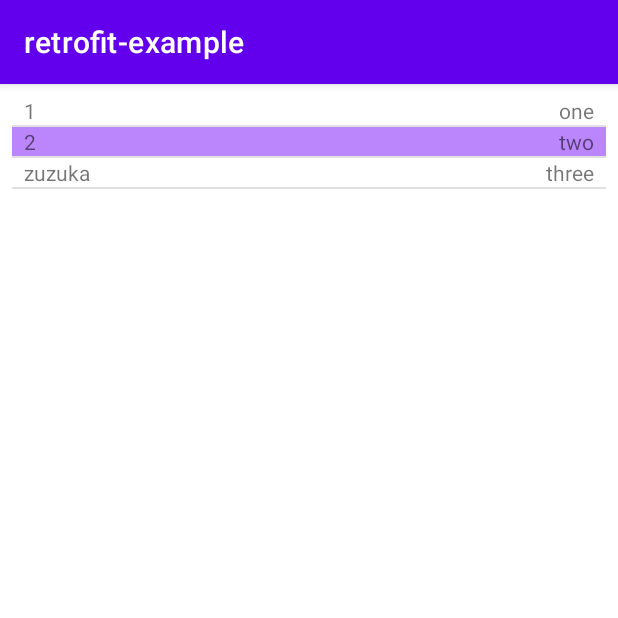
After one commit to fktrcfylh1234567/android-app-template, an Android app: the MainActivity2 screen opened directly, with no data from a screen before it, on a phone screen of 412 x 824 dp, the top half of it. The commit adds this screen. Run offline under Robolectric (Android 15) with nearby library versions, the phone set to English and light mode, and no system bars.

Commit message:
implement MySimpleAdapter

```diff
--- a/app/src/main/AndroidManifest.xml
+++ b/app/src/main/AndroidManifest.xml
@@ -12,6 +12,9 @@
         android:roundIcon="@mipmap/ic_launcher_round"
         android:supportsRtl="true"
         android:theme="@style/Theme.Retrofitexample">
+        <activity
+            android:name=".MainActivity2"
+            android:exported="true" />
         <activity android:name=".MainActivity">
             <intent-filter>
                 <action android:name="android.intent.action.MAIN" />
--- a/app/src/main/java/com/nut/retrofit_example/MainActivity.kt
+++ b/app/src/main/java/com/nut/retrofit_example/MainActivity.kt
@@ -1,8 +1,8 @@
 package com.nut.retrofit_example
 
+import android.content.Intent
+import android.os.Bundle
 import androidx.appcompat.app.AppCompatActivity
-import android.os.Bundle
-import android.widget.Toast
 import com.nut.retrofit_example.utils.bindToastToLiveData
 import com.nut.retrofit_example.utils.bindViewToLiveData
 import com.nut.retrofit_example.utils.onClick
@@ -23,5 +23,9 @@ class MainActivity : AppCompatActivity() {
 
         btnOk.onClick { viewModel.sendData(201) }
         btnErr.onClick { viewModel.sendData(401) }
+
+        btn.onClick {
+            startActivity(Intent(this, MainActivity2::class.java))
+        }
     }
 }
--- /dev/null
+++ b/app/src/main/java/com/nut/retrofit_example/MainActivity2.kt
@@ -0,0 +1,51 @@
+package com.nut.retrofit_example
+
+import androidx.appcompat.app.AppCompatActivity
+import android.os.Bundle
+import android.widget.TextView
+import com.nut.retrofit_example.utils.MySimpleAdapter
+import kotlinx.android.synthetic.main.activity_main2.*
+
+
+class MainActivity2 : AppCompatActivity() {
+    override fun onCreate(savedInstanceState: Bundle?) {
+        super.onCreate(savedInstanceState)
+        setContentView(R.layout.activity_main2)
+        renderList()
+    }
+
+    private fun renderList() {
+        val data = listOf(
+            mapOf(
+                "key" to "1",
+                "value" to "one",
+            ),
+            mapOf(
+                "key" to "2",
+                "value" to "two",
+            ),
+            mapOf(
+                "key" to "3",
+                "value" to "three",
+            )
+        )
+
+        val from = arrayOf("key", "value")
+        val to = intArrayOf(R.id.txtItemText, R.id.txtItemText2)
+
+        val mySimpleAdapter = MySimpleAdapter(this, data, R.layout.list_item, from, to)
+
+        mySimpleAdapter.colorLambda = {
+            if (it["key"] == "2") getColor(R.color.purple_200) else null
+        }
+
+        mySimpleAdapter.viewLambda = lambda@{ it, view ->
+            if (it["key"] != "3") return@lambda
+
+            val txt = view.findViewById<TextView>(R.id.txtItemText)
+            txt.text = "zuzuka"
+        }
+
+        linearLayout.adapter = mySimpleAdapter
+    }
+}
--- a/app/src/main/java/com/nut/retrofit_example/utils/MySimpleAdapter.kt
+++ b/app/src/main/java/com/nut/retrofit_example/utils/MySimpleAdapter.kt
@@ -5,15 +5,24 @@ import android.view.View
 import android.view.ViewGroup
 import android.widget.SimpleAdapter
 
-// TODO
 class MySimpleAdapter(
-    context: Context?,
-    data: MutableList<out MutableMap<String, *>>?,
+    context: Context,
+    private val data: List<Map<String, *>>,
     resource: Int,
-    from: Array<out String>?,
-    to: IntArray?
+    from: Array<out String>,
+    to: IntArray,
 ) : SimpleAdapter(context, data, resource, from, to) {
+
+    var colorLambda: ((Map<String, *>) -> Int?)? = null
+    var viewLambda: ((Map<String, *>, View) -> Unit)? = null
+
     override fun getView(position: Int, convertView: View?, parent: ViewGroup?): View {
-        return super.getView(position, convertView, parent)
+        val view = super.getView(position, convertView, parent)
+        val item = data[position]
+
+        colorLambda?.invoke(item)?.let { view.setBackgroundColor(it) }
+        viewLambda?.invoke(item, view)
+
+        return view
     }
 }
--- a/app/src/main/java/com/nut/retrofit_example/utils/SharedPreferencesDelegate.kt
+++ b/app/src/main/java/com/nut/retrofit_example/utils/SharedPreferencesDelegate.kt
@@ -9,12 +9,13 @@ import kotlin.reflect.KClass
 import kotlin.reflect.KProperty
 
 
-fun <T: Any> sharedPreference(context: Context, kClass: KClass<T>) = SharedPreferencesDelegate<T>(context, kClass)
+fun <T : Any> sharedPreference(context: Context, kClass: KClass<T>): ReadWriteProperty<Any?, T?> =
+    SharedPreferencesDelegate<T>(context, kClass)
 
-
-// TODO
-class SharedPreferencesDelegate<T: Any>(private val context: Context, private val kClass: KClass<T>) :
-    ReadWriteProperty<Any?, T?> {
+internal class SharedPreferencesDelegate<T : Any>(
+    private val context: Context,
+    private val kClass: KClass<T>,
+) : ReadWriteProperty<Any?, T?> {
 
     private val gson = Gson()
     private val sPref: SharedPreferences by lazy {
--- a/app/src/main/res/layout/activity_main.xml
+++ b/app/src/main/res/layout/activity_main.xml
@@ -50,4 +50,14 @@
         app:layout_constraintStart_toStartOf="parent"
         app:layout_constraintTop_toBottomOf="@+id/btnOk" />
 
+    <Button
+        android:id="@+id/btn"
+        android:layout_width="wrap_content"
+        android:layout_height="wrap_content"
+        android:layout_marginBottom="24dp"
+        android:text="Button"
+        app:layout_constraintBottom_toTopOf="@+id/btnOk"
+        app:layout_constraintEnd_toEndOf="parent"
+        app:layout_constraintStart_toStartOf="parent" />
+
 </androidx.constraintlayout.widget.ConstraintLayout>
--- /dev/null
+++ b/app/src/main/res/layout/activity_main2.xml
@@ -0,0 +1,21 @@
+<?xml version="1.0" encoding="utf-8"?>
+<androidx.constraintlayout.widget.ConstraintLayout xmlns:android="http://schemas.android.com/apk/res/android"
+    xmlns:app="http://schemas.android.com/apk/res-auto"
+    xmlns:tools="http://schemas.android.com/tools"
+    android:layout_width="match_parent"
+    android:layout_height="match_parent"
+    tools:context=".MainActivity2">
+
+    <ListView
+        android:id="@+id/linearLayout"
+        android:layout_width="match_parent"
+        android:layout_height="0dp"
+        android:layout_marginStart="8dp"
+        android:layout_marginTop="8dp"
+        android:layout_marginEnd="8dp"
+        app:layout_constraintBottom_toBottomOf="parent"
+        app:layout_constraintEnd_toEndOf="parent"
+        app:layout_constraintStart_toStartOf="parent"
+        app:layout_constraintTop_toTopOf="parent" />
+
+</androidx.constraintlayout.widget.ConstraintLayout>
--- /dev/null
+++ b/app/src/main/res/layout/list_item.xml
@@ -0,0 +1,25 @@
+<?xml version="1.0" encoding="utf-8"?>
+<androidx.constraintlayout.widget.ConstraintLayout xmlns:android="http://schemas.android.com/apk/res/android"
+    xmlns:app="http://schemas.android.com/apk/res-auto"
+    xmlns:tools="http://schemas.android.com/tools"
+    android:layout_width="match_parent"
+    android:layout_height="match_parent">
+
+    <TextView
+        android:id="@+id/txtItemText"
+        android:layout_width="wrap_content"
+        android:layout_height="wrap_content"
+        android:layout_marginStart="8dp"
+        android:text="TextView"
+        app:layout_constraintStart_toStartOf="parent"
+        app:layout_constraintTop_toTopOf="parent" />
+
+    <TextView
+        android:id="@+id/txtItemText2"
+        android:layout_width="wrap_content"
+        android:layout_height="wrap_content"
+        android:layout_marginEnd="8dp"
+        android:text="TextView"
+        app:layout_constraintEnd_toEndOf="parent"
+        app:layout_constraintTop_toTopOf="parent" />
+</androidx.constraintlayout.widget.ConstraintLayout>
```
